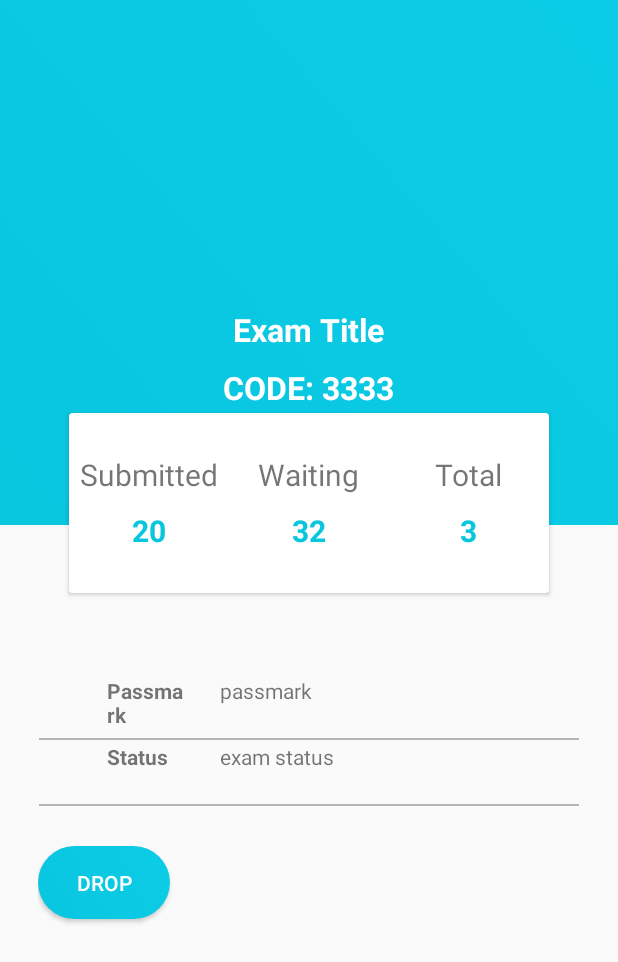
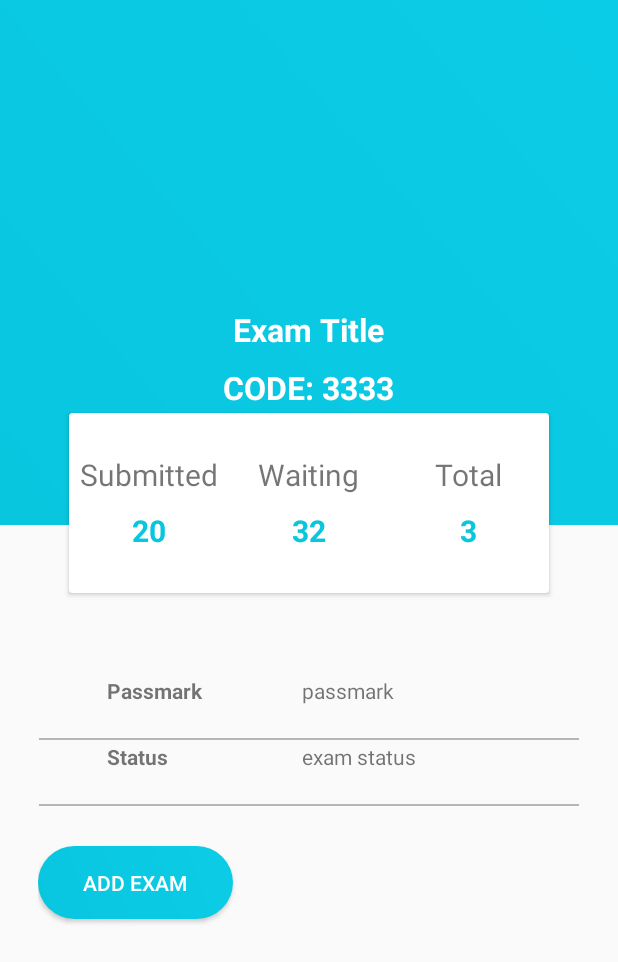
Before and after one commit to livinggoods/tremap-training, an Android app: the layout fragment_exam_details.xml on its own in the app's theme, with its tools: preview values and no code run, on a phone screen of 412 x 824 dp. Shown: the top 962 px of the screen. Run offline under Robolectric (Android 15) with nearby library versions, the phone set to English and light mode, and no system bars; Roboto replaces fonts that are not available here.

Commit message:
Exams UI

```diff
--- a/app/src/main/res/layout/fragment_exam_details.xml
+++ b/app/src/main/res/layout/fragment_exam_details.xml
@@ -156,12 +156,12 @@
                 android:layout_height="wrap_content">
 
                 <TextView
-                    android:textStyle="bold"
+                    android:layout_width="@dimen/desc_width"
+                    android:layout_height="40dp"
                     android:layout_gravity="center_vertical"
-                    android:layout_width="@dimen/training_p_width"
-                    android:layout_height="40dp"
                     android:paddingLeft="20dp"
-                    android:text="Passmark"/>
+                    android:text="Passmark"
+                    android:textStyle="bold" />
 
                 <TextView
                     android:textStyle="normal"
@@ -182,7 +182,7 @@
                 <TextView
                     android:textStyle="bold"
                     android:layout_gravity="center_vertical"
-                    android:layout_width="@dimen/training_p_width"
+                    android:layout_width="@dimen/desc_width"
                     android:layout_height="40dp"
                     android:paddingLeft="20dp"
                     android:text="Status"/>
@@ -211,9 +211,9 @@
                 android:layout_marginTop="35dp"
                 android:layout_gravity="center_horizontal"
                 android:id="@+id/drop"
-                android:layout_width="wrap_content"
+                android:layout_width="@dimen/desc_width"
                 android:layout_height="wrap_content"
-                android:text="Drop"/>
+                android:text="Add Exam"/>
         </LinearLayout>
 
     </LinearLayout>
--- a/app/src/main/res/values/dimens.xml
+++ b/app/src/main/res/values/dimens.xml
@@ -11,6 +11,7 @@
     <dimen name="profile_height">75dp</dimen>
 
     <dimen name="training_p_width">75dp</dimen>
+    <dimen name="desc_width">130dp</dimen>
     <dimen name="training_p_height">36dp</dimen>
 
     <dimen name="padd_10">10dp</dimen>
```
Also changed, not shown: app/src/main/java/com/expansion/lg/kimaru/training/fragments/TrainingExamDetailsFragment.java (+22 -2 lines).
